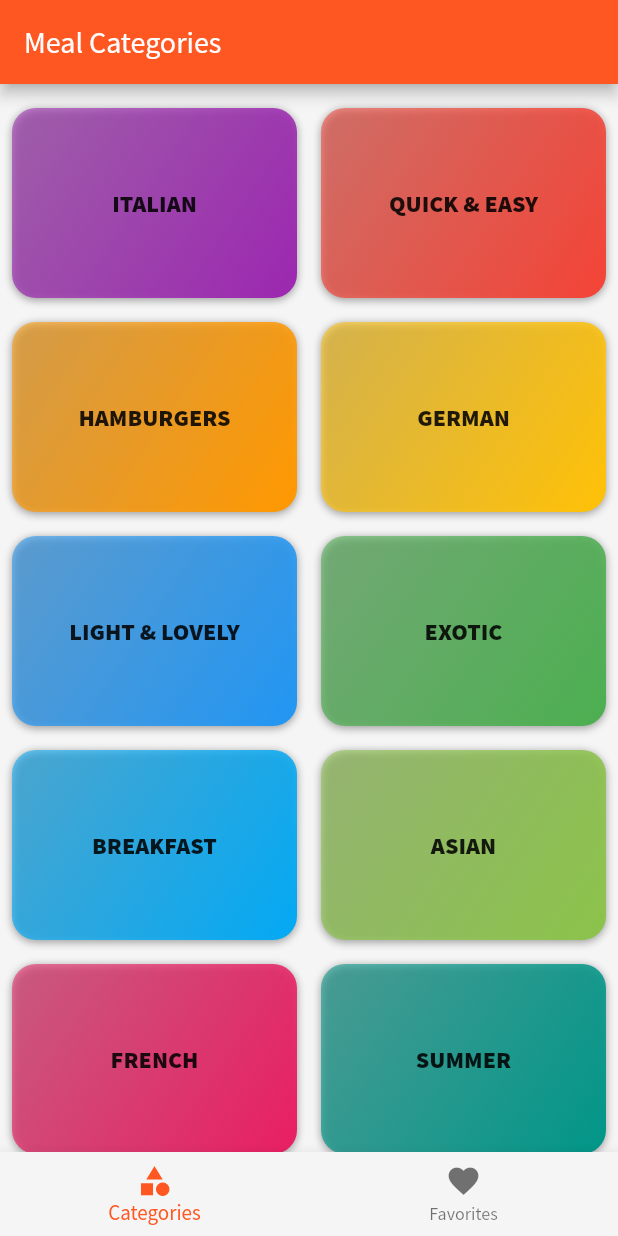
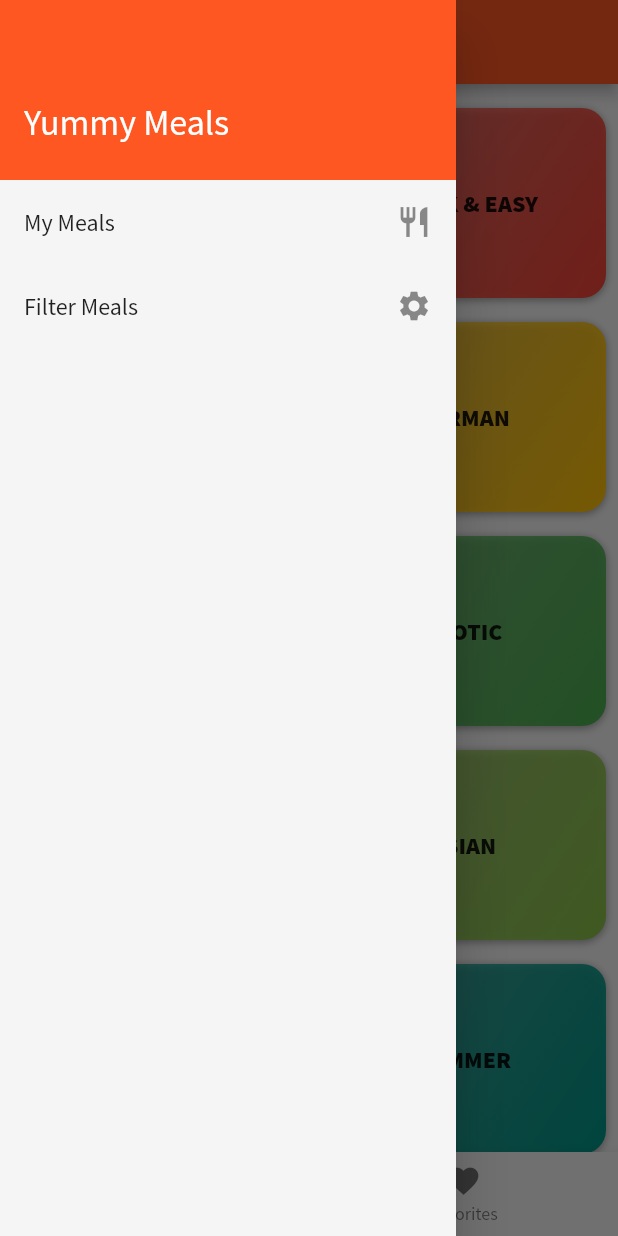
Before and after one commit to martinstofko219/fc_recipes, a Flutter app: the screen it shows after launch, with the side drawer open (before the commit the screen has no drawer), on a phone screen of 412 x 824 dp. Run offline on Flutter 3.47's test engine with Material 2 defaults, Android fonts, the phone set to English and light mode, and no system bars.

Commit message:
Added nav drawer to the main pages.

```diff
--- a/lib/main.dart
+++ b/lib/main.dart
@@ -1,6 +1,7 @@
 import 'package:flutter/material.dart';
 
 import 'pages/categories_page.dart';
+import 'pages/filters_page.dart';
 import 'pages/meal_details_page.dart';
 import 'pages/meals_page.dart';
 import 'pages/tabs_page.dart';
@@ -23,6 +24,7 @@ class MyApp extends StatelessWidget {
         // '/': (_) => TabsPage(),
         MealsPage.routeName: (_) => MealsPage(),
         MealDetailsPage.routeName: (_) => MealDetailsPage(),
+        FiltersPage.routeName: (_) => FiltersPage(),
       },
       onUnknownRoute: (_) {
         return MaterialPageRoute(builder: (_) => CategoriesPage());
--- /dev/null
+++ b/lib/pages/filters_page.dart
@@ -0,0 +1,20 @@
+import 'package:flutter/material.dart';
+
+import '../widgets/nav_drawer.dart';
+
+class FiltersPage extends StatelessWidget {
+  static const routeName = '/filters';
+
+  @override
+  Widget build(BuildContext context) {
+    return Scaffold(
+      appBar: AppBar(
+        title: Text('Meal Filters'),
+      ),
+      drawer: NavDrawer(),
+      body: SafeArea(
+        child: Text('Filters...'),
+      ),
+    );
+  }
+}
--- a/lib/pages/tabs_page.dart
+++ b/lib/pages/tabs_page.dart
@@ -2,6 +2,7 @@ import 'package:flutter/material.dart';
 
 import 'categories_page.dart';
 import 'favorites_page.dart';
+import '../widgets/nav_drawer.dart';
 
 class TabsPage extends StatefulWidget {
   @override
@@ -21,6 +22,7 @@ class _TabsPageState extends State<TabsPage> {
       appBar: AppBar(
         title: Text(_pages[_selectedPageIndex]['title']),
       ),
+      drawer: NavDrawer(),
       bottomNavigationBar: BottomNavigationBar(
         currentIndex: _selectedPageIndex,
         onTap: _selectTab,
--- /dev/null
+++ b/lib/widgets/nav_drawer.dart
@@ -0,0 +1,42 @@
+import 'package:flutter/material.dart';
+
+import 'nav_drawer_item.dart';
+import '../pages/filters_page.dart';
+
+class NavDrawer extends StatelessWidget {
+  @override
+  Widget build(BuildContext context) {
+    return Drawer(
+      child: Column(
+        children: <Widget>[
+          Container(
+            alignment: Alignment.bottomLeft,
+            color: Theme.of(context).primaryColor,
+            padding:
+                const EdgeInsets.only(left: 16.0, right: 16.0, bottom: 24.0),
+            height: 120.0,
+            width: double.infinity,
+            child: Text(
+              'Yummy Meals',
+              style: Theme.of(context)
+                  .textTheme
+                  .headline
+                  .copyWith(color: Colors.white),
+            ),
+          ),
+          NavDrawerItem(
+            text: 'My Meals',
+            icon: Icons.restaurant,
+            onTap: () => Navigator.of(context).pushReplacementNamed('/'),
+          ),
+          NavDrawerItem(
+            text: 'Filter Meals',
+            icon: Icons.settings,
+            onTap: () => Navigator.of(context)
+                .pushReplacementNamed(FiltersPage.routeName),
+          ),
+        ],
+      ),
+    );
+  }
+}
--- /dev/null
+++ b/lib/widgets/nav_drawer_item.dart
@@ -0,0 +1,22 @@
+import 'package:flutter/material.dart';
+
+class NavDrawerItem extends StatelessWidget {
+  final String text;
+  final IconData icon;
+  final void Function() onTap;
+
+  NavDrawerItem(
+      {@required this.text, @required this.icon, @required this.onTap});
+
+  @override
+  Widget build(BuildContext context) {
+    return ListTile(
+      title: Text(
+        text,
+        style: Theme.of(context).textTheme.subhead,
+      ),
+      trailing: Icon(icon),
+      onTap: onTap,
+    );
+  }
+}
```
